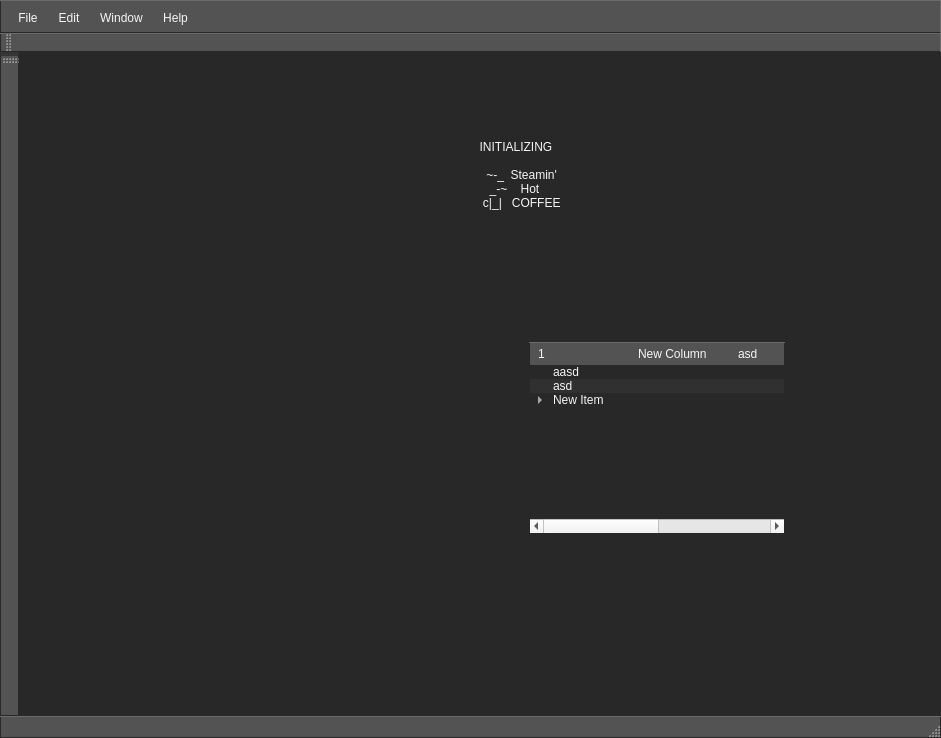
Old version of the form Source/GUI/MainWindow.ui in the repository Adelost/Ultimate-Coffee.
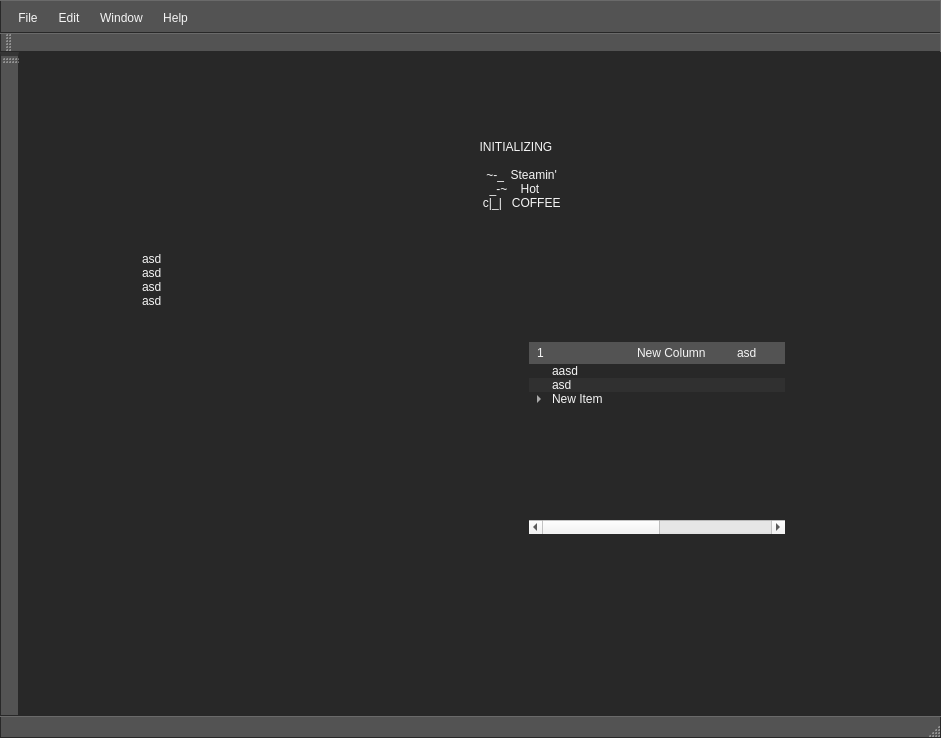
New version of the form. Icons and pictures are not drawn.

Commit message: Started work on Camera, fixed CSS on QListWidget

Patch:
```diff
--- a/Source/GUI/MainWindow.ui
+++ b/Source/GUI/MainWindow.ui
@@ -19,12 +19,6 @@
   	background-color: #282828;
 }
 
-QTreeView::item:hover
-{
-	border: none;
-	background-color: #808080;
-}
-
 QHeaderView::section
 {
 	background-color: #535353;
@@ -44,8 +38,22 @@
 QAbstractScrollArea, QAbstractItemView
 {
    	color: #f5f5f5;
+	border: none;
+	outline: 0;
 	background-color: #282828;
+	alternate-background-color: #303030;
+}
+
+
+QAbstractScrollArea::item:hover, QAbstractItemView::item:hover
+{
 	border: none;
+	background-color: #808080;
+}
+
+QAbstractScrollArea::item:selected, QAbstractItemView::item:selected
+{
+	color: #282828;
 }
 
 QToolBar, QMenu, QMenuBar, QToolButton, QStatusBar, QDockWidget
@@ -295,19 +303,6 @@
 	border-top: 1px solid #6a6a6a;
 }
 
-QTreeView
-{
- 	background-color: #535353;
-	border: 1px solid #282828;
-	border-top: 1px solid #6a6a6a;
-}
-
-QTreeView
-{
-   background-color: #282828;
-}
-
-
 
  QTreeView::branch:has-siblings:!adjoins-item
 {
@@ -338,20 +333,8 @@
          image: url(:/MainWindow/Assets/GUI/Icons/Misc/branch-open.png);
  }
 
-QTreeView
-{
-	background-color: #282828;
-	alternate-background-color: #303030;
-	 outline: 0;
-}
 
 
-
-QTreeView::item:selected
-{
-	color: #282828;
-}
-
 </string>
   </property>
   <property name="toolButtonStyle">
@@ -453,19 +436,36 @@
   </string>
     </property>
    </widget>
-   <zorder>treeWidget</zorder>
-   <zorder>plainTextEdit</zorder>
-   <zorder>label</zorder>
-   <zorder>label_2</zorder>
-   <zorder>doubleSpinBox</zorder>
-   <zorder>doubleSpinBox_2</zorder>
-   <zorder>doubleSpinBox_3</zorder>
-   <zorder>label_4</zorder>
-   <zorder>layoutWidget</zorder>
-   <zorder>label_8</zorder>
-   <zorder>label_9</zorder>
-   <zorder>layoutWidget_2</zorder>
-   <zorder>label_3</zorder>
+   <widget class="QListWidget" name="listWidget">
+    <property name="geometry">
+     <rect>
+      <x>120</x>
+      <y>200</y>
+      <width>256</width>
+      <height>192</height>
+     </rect>
+    </property>
+    <item>
+     <property name="text">
+      <string>asd</string>
+     </property>
+    </item>
+    <item>
+     <property name="text">
+      <string>asd</string>
+     </property>
+    </item>
+    <item>
+     <property name="text">
+      <string>asd</string>
+     </property>
+    </item>
+    <item>
+     <property name="text">
+      <string>asd</string>
+     </property>
+    </item>
+   </widget>
   </widget>
   <widget class="QToolBar" name="contextBar">
    <attribute name="toolBarArea">
```
The commit also changes 7 other files.
